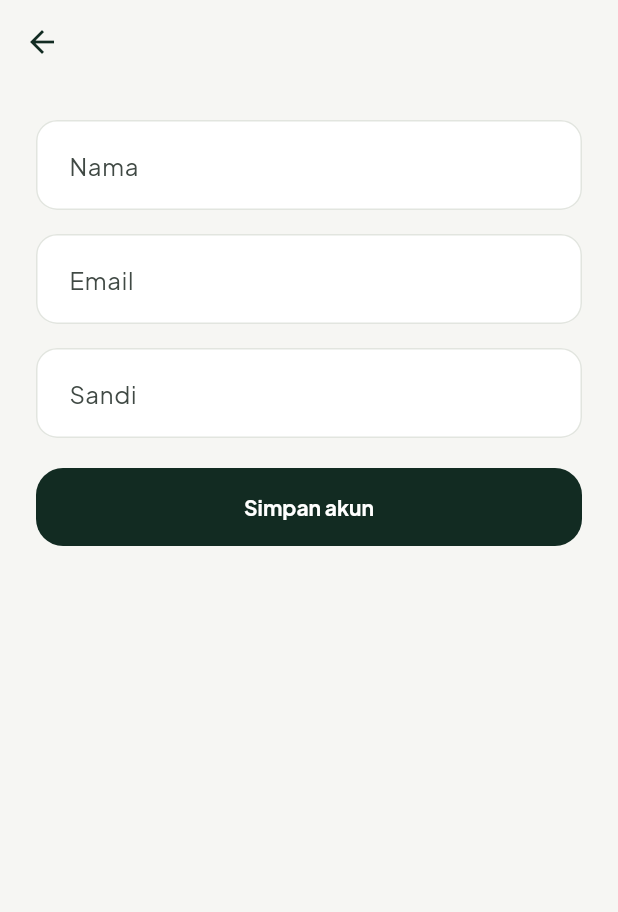
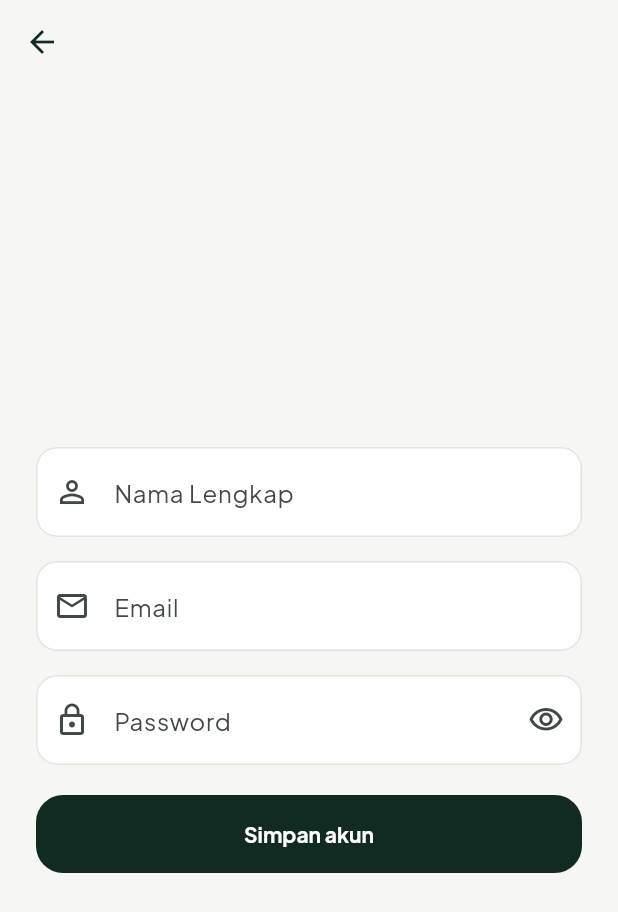
Before and after one commit to kaysan2519/RakRapi, a Flutter app: the FormAkun screen opened directly with empty values, on a phone screen of 412 x 824 dp. Shown: the top 912 px of the screen. Run offline on Flutter 3.47's test engine with Material 3 defaults, Android fonts, the phone set to English and light mode, and no system bars; our stand-ins replace google_fonts, image_picker, shared_preferences; accounts and stored records are empty.

Commit message:
feat(frontend): revisi halaman login satu pintu dan register pembeli tanpa pilihan role

```diff
--- a/frontend/lib/form_akun.dart
+++ b/frontend/lib/form_akun.dart
@@ -1,9 +1,17 @@
 import 'package:flutter/material.dart';
 
 class FormAkun extends StatefulWidget {
-  const FormAkun({super.key, required this.judul, required this.simpan});
+  const FormAkun({
+    super.key,
+    required this.judul,
+    required this.simpan,
+    this.labelTombol = 'Simpan akun',
+    this.labelSibuk = 'Menyimpan…',
+  });
   final String judul;
   final Future<void> Function(String nama, String email, String sandi) simpan;
+  final String labelTombol;
+  final String labelSibuk;
 
   @override
   State<FormAkun> createState() => _FormAkunState();
@@ -14,6 +22,7 @@ class _FormAkunState extends State<FormAkun> {
   final email = TextEditingController();
   final sandi = TextEditingController();
   bool sibuk = false;
+  bool sembunyikanSandi = true;
   String? pesan;
 
   @override
@@ -30,7 +39,9 @@ class _FormAkunState extends State<FormAkun> {
     if (nama.text.trim().isEmpty ||
         email.text.trim().isEmpty ||
         sandi.text.length < 8) {
-      setState(() => pesan = 'Isi nama, email, dan sandi minimal 8 karakter.');
+      setState(
+        () => pesan = 'Isi nama lengkap, email, dan password minimal 8 karakter.',
+      );
       return;
     }
     setState(() {
@@ -56,14 +67,22 @@ class _FormAkunState extends State<FormAkun> {
     child: Scaffold(
       appBar: AppBar(title: Text(widget.judul)),
       body: SafeArea(
-        child: ListView(
+        child: Center(
+          child: SingleChildScrollView(
             padding: const EdgeInsets.all(24),
+            child: ConstrainedBox(
+              constraints: const BoxConstraints(maxWidth: 420),
+              child: Column(
+                crossAxisAlignment: CrossAxisAlignment.stretch,
                 children: [
                   TextField(
                     controller: nama,
                     enabled: !sibuk,
                     textInputAction: TextInputAction.next,
-              decoration: const InputDecoration(labelText: 'Nama'),
+                    decoration: const InputDecoration(
+                      labelText: 'Nama Lengkap',
+                      prefixIcon: Icon(Icons.person_outline),
+                    ),
                   ),
                   const SizedBox(height: 16),
                   TextField(
@@ -71,16 +90,35 @@ class _FormAkunState extends State<FormAkun> {
                     enabled: !sibuk,
                     keyboardType: TextInputType.emailAddress,
                     textInputAction: TextInputAction.next,
-              decoration: const InputDecoration(labelText: 'Email'),
+                    decoration: const InputDecoration(
+                      labelText: 'Email',
+                      prefixIcon: Icon(Icons.mail_outline),
+                    ),
                   ),
                   const SizedBox(height: 16),
                   TextField(
                     controller: sandi,
                     enabled: !sibuk,
-              obscureText: true,
+                    obscureText: sembunyikanSandi,
                     autocorrect: false,
                     enableSuggestions: false,
-              decoration: const InputDecoration(labelText: 'Sandi'),
+                    decoration: InputDecoration(
+                      labelText: 'Password',
+                      prefixIcon: const Icon(Icons.lock_outline),
+                      suffixIcon: IconButton(
+                        tooltip: sembunyikanSandi
+                            ? 'Tampilkan password'
+                            : 'Sembunyikan password',
+                        onPressed: () => setState(
+                          () => sembunyikanSandi = !sembunyikanSandi,
+                        ),
+                        icon: Icon(
+                          sembunyikanSandi
+                              ? Icons.visibility_outlined
+                              : Icons.visibility_off_outlined,
+                        ),
+                      ),
+                    ),
                     onSubmitted: (_) => kirim(),
                   ),
                   if (pesan != null)
@@ -88,17 +126,22 @@ class _FormAkunState extends State<FormAkun> {
                       padding: const EdgeInsets.only(top: 12),
                       child: Text(
                         pesan!,
-                  style: TextStyle(color: Theme.of(context).colorScheme.error),
+                        style: TextStyle(
+                          color: Theme.of(context).colorScheme.error,
+                        ),
                       ),
                     ),
                   const SizedBox(height: 20),
                   FilledButton(
                     onPressed: sibuk ? null : kirim,
-              child: Text(sibuk ? 'Menyimpan…' : 'Simpan akun'),
+                    child: Text(sibuk ? widget.labelSibuk : widget.labelTombol),
                   ),
                 ],
               ),
             ),
           ),
+        ),
+      ),
+    ),
   );
 }
```
Also changed, not shown: frontend/lib/main.dart (+25 -10 lines), 3 other files. Lines whose indentation alone changed are shown as unchanged.
